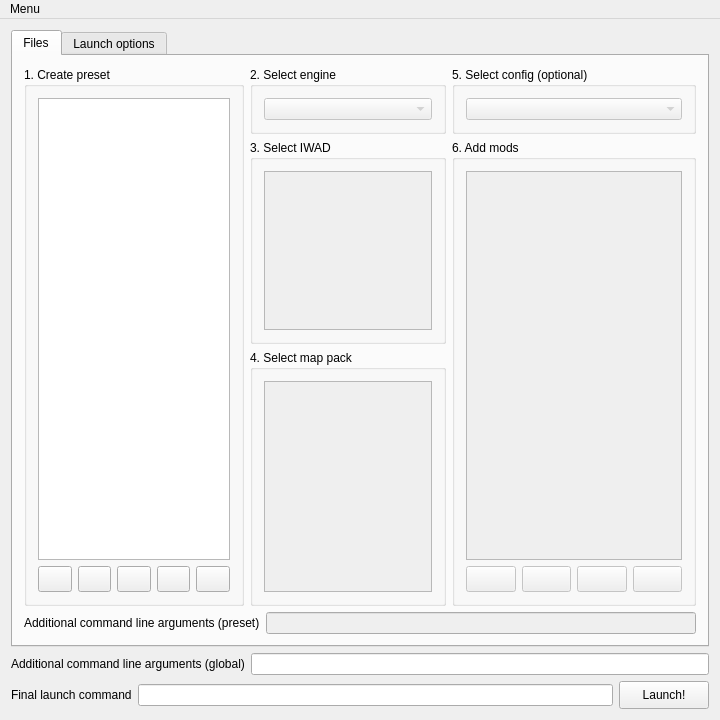
This is Forms/MainWindow.ui in Youda008/DoomRunner as Qt 5 draws it before an edit. The edited form follows.
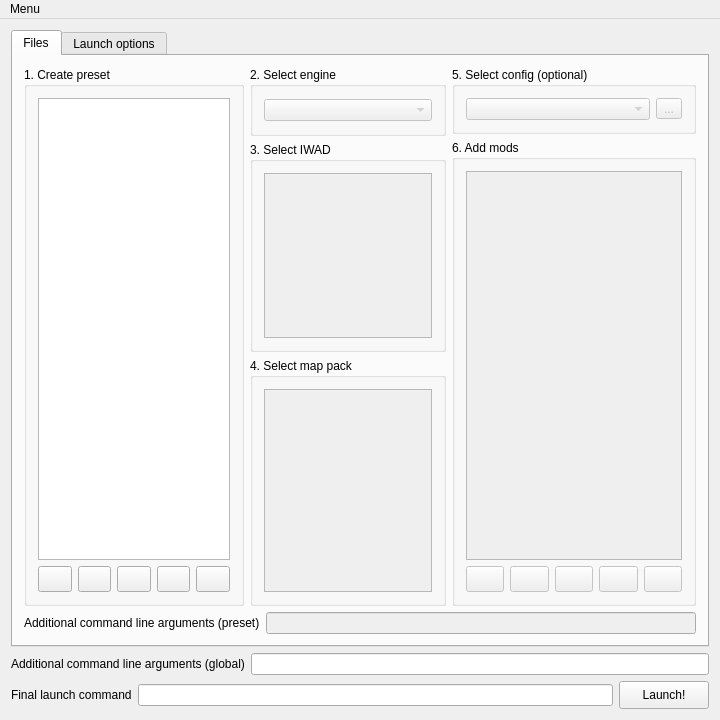
This is the edited form. Icons and pictures are not drawn. Custom widgets are drawn as their Qt base class.

```diff
--- a/Forms/MainWindow.ui
+++ b/Forms/MainWindow.ui
@@ -179,10 +179,22 @@
            <layout class="QVBoxLayout" name="verticalLayout_2" stretch="0,8,10">
             <item>
              <widget class="QGroupBox" name="engineGrpBox">
+              <property name="minimumSize">
+               <size>
+                <width>0</width>
+                <height>0</height>
+               </size>
+              </property>
               <property name="title">
                <string>2. Select engine</string>
               </property>
               <layout class="QHBoxLayout" name="horizontalLayout_2">
+               <property name="topMargin">
+                <number>12</number>
+               </property>
+               <property name="bottomMargin">
+                <number>12</number>
+               </property>
                <item>
                 <widget class="QComboBox" name="engineCmbBox">
                  <property name="enabled">
@@ -210,6 +222,12 @@
                  <property name="enabled">
                   <bool>false</bool>
                  </property>
+                 <property name="sizePolicy">
+                  <sizepolicy hsizetype="Expanding" vsizetype="Minimum">
+                   <horstretch>0</horstretch>
+                   <verstretch>0</verstretch>
+                  </sizepolicy>
+                 </property>
                  <property name="editTriggers">
                   <set>QAbstractItemView::NoEditTriggers</set>
                  </property>
@@ -229,6 +247,12 @@
                  <property name="enabled">
                   <bool>false</bool>
                  </property>
+                 <property name="sizePolicy">
+                  <sizepolicy hsizetype="Expanding" vsizetype="Minimum">
+                   <horstretch>0</horstretch>
+                   <verstretch>0</verstretch>
+                  </sizepolicy>
+                 </property>
                  <property name="editTriggers">
                   <set>QAbstractItemView::NoEditTriggers</set>
                  </property>
@@ -252,10 +276,22 @@
            <layout class="QVBoxLayout" name="verticalLayout_3">
             <item>
              <widget class="QGroupBox" name="configGrpBox">
+              <property name="minimumSize">
+               <size>
+                <width>0</width>
+                <height>0</height>
+               </size>
+              </property>
               <property name="title">
                <string>5. Select config (optional)</string>
               </property>
-              <layout class="QVBoxLayout" name="verticalLayout_13">
+              <layout class="QHBoxLayout" name="horizontalLayout_28">
+               <property name="topMargin">
+                <number>11</number>
+               </property>
+               <property name="bottomMargin">
+                <number>11</number>
+               </property>
                <item>
                 <widget class="QComboBox" name="configCmbBox">
                  <property name="enabled">
@@ -263,6 +299,29 @@
                  </property>
                 </widget>
                </item>
+               <item>
+                <widget class="QToolButton" name="configAddBtn">
+                 <property name="enabled">
+                  <bool>false</bool>
+                 </property>
+                 <property name="minimumSize">
+                  <size>
+                   <width>26</width>
+                   <height>0</height>
+                  </size>
+                 </property>
+                 <property name="toolTip">
+                  <string>&lt;html&gt;&lt;head/&gt;&lt;body&gt;&lt;p&gt;&lt;span style=&quot; font-size:9pt;&quot;&gt;Create a copy of the selected config with a new name&lt;/span&gt;&lt;/p&gt;&lt;/body&gt;&lt;/html&gt;</string>
+                 </property>
+                 <property name="text">
+                  <string>...</string>
+                 </property>
+                 <property name="icon">
+                  <iconset resource="../Resources/Resources.qrc">
+                   <normaloff>:/CopyFile.png</normaloff>:/CopyFile.png</iconset>
+                 </property>
+                </widget>
+               </item>
               </layout>
              </widget>
             </item>
@@ -307,9 +366,32 @@
                    <property name="toolTip">
                     <string>&lt;html&gt;&lt;head/&gt;&lt;body&gt;&lt;p&gt;&lt;span style=&quot; font-size:9pt;&quot;&gt;add new mod file&lt;/span&gt;&lt;/p&gt;&lt;/body&gt;&lt;/html&gt;</string>
                    </property>
-                   <property name="text">
-                    <string/>
+                   <property name="icon">
+                    <iconset resource="../Resources/Resources.qrc">
+                     <normaloff>:/AddFile.png</normaloff>:/AddFile.png</iconset>
                    </property>
+                  </widget>
+                 </item>
+                 <item>
+                  <widget class="QToolButton" name="modBtnAddDir">
+                   <property name="enabled">
+                    <bool>false</bool>
+                   </property>
+                   <property name="sizePolicy">
+                    <sizepolicy hsizetype="Expanding" vsizetype="Fixed">
+                     <horstretch>0</horstretch>
+                     <verstretch>0</verstretch>
+                    </sizepolicy>
+                   </property>
+                   <property name="minimumSize">
+                    <size>
+                     <width>0</width>
+                     <height>26</height>
+                    </size>
+                   </property>
+                   <property name="toolTip">
+                    <string>&lt;html&gt;&lt;head/&gt;&lt;body&gt;&lt;p&gt;Add a mod directory&lt;/p&gt;&lt;/body&gt;&lt;/html&gt;</string>
+                   </property>
                    <property name="icon">
                     <iconset resource="../Resources/Resources.qrc">
                      <normaloff>:/AddItem.png</normaloff>:/AddItem.png</iconset>
@@ -334,10 +416,7 @@
                     </size>
                    </property>
                    <property name="toolTip">
-                    <string>&lt;html&gt;&lt;head/&gt;&lt;body&gt;&lt;p&gt;&lt;span style=&quot; font-size:9pt;&quot;&gt;remove mod file&lt;/span&gt;&lt;/p&gt;&lt;/body&gt;&lt;/html&gt;</string>
-                   </property>
-                   <property name="text">
-                    <string/>
+                    <string>&lt;html&gt;&lt;head/&gt;&lt;body&gt;&lt;p&gt;&lt;span style=&quot; font-size:9pt;&quot;&gt;Remove the selected mod file/directory&lt;/span&gt;&lt;/p&gt;&lt;/body&gt;&lt;/html&gt;</string>
                    </property>
                    <property name="icon">
                     <iconset resource="../Resources/Resources.qrc">
```
Left out of the diff: 27 changed lines with no effect on the pictures.
